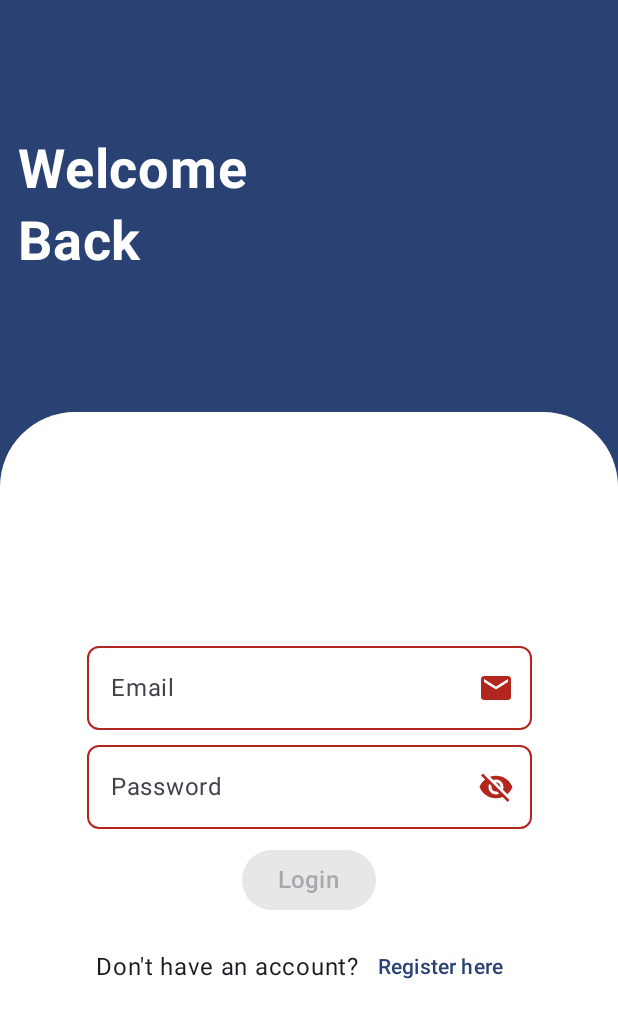
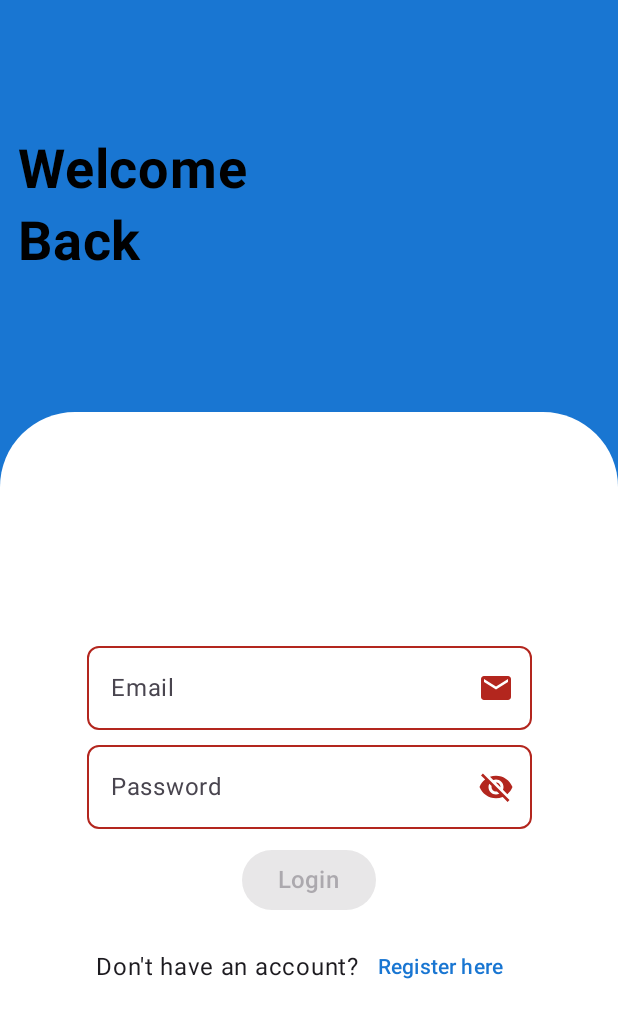
Before and after one commit to sriram005/ChatZ, an Android app built with Jetpack Compose: the screen it shows after launch (MainActivity), on a phone screen of 412 x 824 dp. Shown: the top 1018 px of the screen. Run offline under Robolectric (Android 15) with nearby library versions, the light colour scheme and no system bars; our stand-ins replace Dagger/Hilt's generated code, Firebase (no records; nobody signed in at launch, a user with empty details on screens opened directly).

Commit message:
Bugs fixed and theme changed

```diff
--- a/app/src/main/java/com/mofosoft/chatz/Util.kt
+++ b/app/src/main/java/com/mofosoft/chatz/Util.kt
@@ -13,6 +13,7 @@ import androidx.compose.foundation.layout.size
 import androidx.compose.foundation.layout.wrapContentSize
 import androidx.compose.foundation.shape.CircleShape
 import androidx.compose.material3.CircularProgressIndicator
+import androidx.compose.material3.MaterialTheme
 import androidx.compose.material3.Text
 import androidx.compose.runtime.Composable
 import androidx.compose.runtime.mutableStateOf
@@ -119,12 +120,13 @@ fun CommonRow(
                 .padding(8.dp)
                 .size(50.dp)
                 .clip(shape = CircleShape)
-                .background(Color.Red)
+                .background(MaterialTheme.colorScheme.secondary)
         )
         Text(
             text = name ?: "-----",
             fontWeight = FontWeight.Bold,
-            modifier = Modifier.padding(start = 4.dp)
+            modifier = Modifier.padding(start = 4.dp),
+            color = MaterialTheme.colorScheme.onPrimary
         )
     }
 }
--- a/app/src/main/java/com/mofosoft/chatz/ui/theme/Color.kt
+++ b/app/src/main/java/com/mofosoft/chatz/ui/theme/Color.kt
@@ -2,10 +2,11 @@ package com.mofosoft.chatz.ui.theme
 
 import androidx.compose.ui.graphics.Color
 
-val Purple80 = Color(0xFFD0BCFF)
-val PurpleGrey80 = Color(0xFFCCC2DC)
-val Pink80 = Color(0xFFEFB8C8)
+val Purple80 = Color(0xFF1976D2)
+val PurpleGrey80 = Color(0xFF70ABE6)
+val Pink80 = Color(0xFF121212)
+val White20 = Color(0xFFFFFFFF)
 
-val Purple40 = Color(0xFF6650a4)
-val PurpleGrey40 = Color(0xFF625b71)
-val Pink40 = Color(0xFF7D5260)
+val Purple40 = Color(0xFF1976D2)
+val PurpleGrey40 = Color(0xFF70ABE6)
+val Pink40 = Color(0xFF4CAF50)
--- a/app/src/main/java/com/mofosoft/chatz/ui/theme/Theme.kt
+++ b/app/src/main/java/com/mofosoft/chatz/ui/theme/Theme.kt
@@ -10,6 +10,7 @@ import androidx.compose.material3.dynamicLightColorScheme
 import androidx.compose.material3.lightColorScheme
 import androidx.compose.runtime.Composable
 import androidx.compose.runtime.SideEffect
+import androidx.compose.ui.graphics.Color
 import androidx.compose.ui.graphics.toArgb
 import androidx.compose.ui.platform.LocalContext
 import androidx.compose.ui.platform.LocalView
@@ -18,13 +19,16 @@ import androidx.core.view.WindowCompat
 private val DarkColorScheme = darkColorScheme(
     primary = Purple80,
     secondary = PurpleGrey80,
-    tertiary = Pink80
+    tertiary = Pink80,
+    onPrimary = White20,
+    background = Pink80
 )
 
 private val LightColorScheme = lightColorScheme(
     primary = Purple40,
     secondary = PurpleGrey40,
-    tertiary = Pink40
+    tertiary = Pink40,
+    onPrimary = Color.Black
 
     /* Other default colors to override
     background = Color(0xFFFFFBFE),
@@ -41,15 +45,9 @@ private val LightColorScheme = lightColorScheme(
 fun ChatZTheme(
     darkTheme: Boolean = isSystemInDarkTheme(),
     // Dynamic color is available on Android 12+
-    dynamicColor: Boolean = true,
     content: @Composable () -> Unit
 ) {
     val colorScheme = when {
-        dynamicColor && Build.VERSION.SDK_INT >= Build.VERSION_CODES.S -> {
-            val context = LocalContext.current
-            if (darkTheme) dynamicDarkColorScheme(context) else dynamicLightColorScheme(context)
-        }
-
         darkTheme -> DarkColorScheme
         else -> LightColorScheme
     }
```
Also changed, not shown: app/src/main/java/com/mofosoft/chatz/screens/ChatListScreen.kt (+7 -2 lines), app/src/main/java/com/mofosoft/chatz/screens/ChatScreen.kt (+12 -7 lines).
